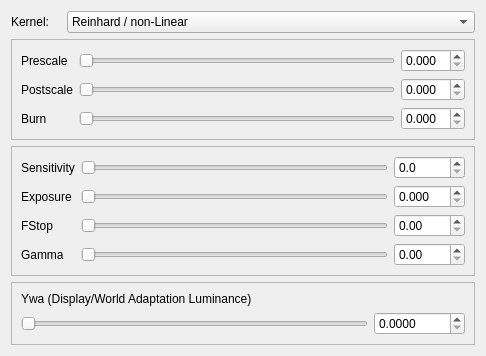
The window that qtgui/tonemap.ui (sungsoo/luxrender-lux) describes before a commit, drawn with Qt 5.
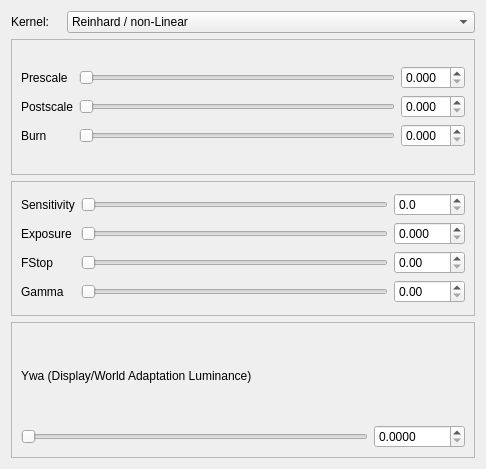
The same window after the commit.

```diff
--- a/qtgui/tonemap.ui
+++ b/qtgui/tonemap.ui
@@ -7,7 +7,7 @@
     <x>0</x>
     <y>0</y>
     <width>486</width>
-    <height>354</height>
+    <height>469</height>
    </rect>
   </property>
   <property name="sizePolicy">
```
Left out of the diff: 24 changed lines with no effect on the pictures.
